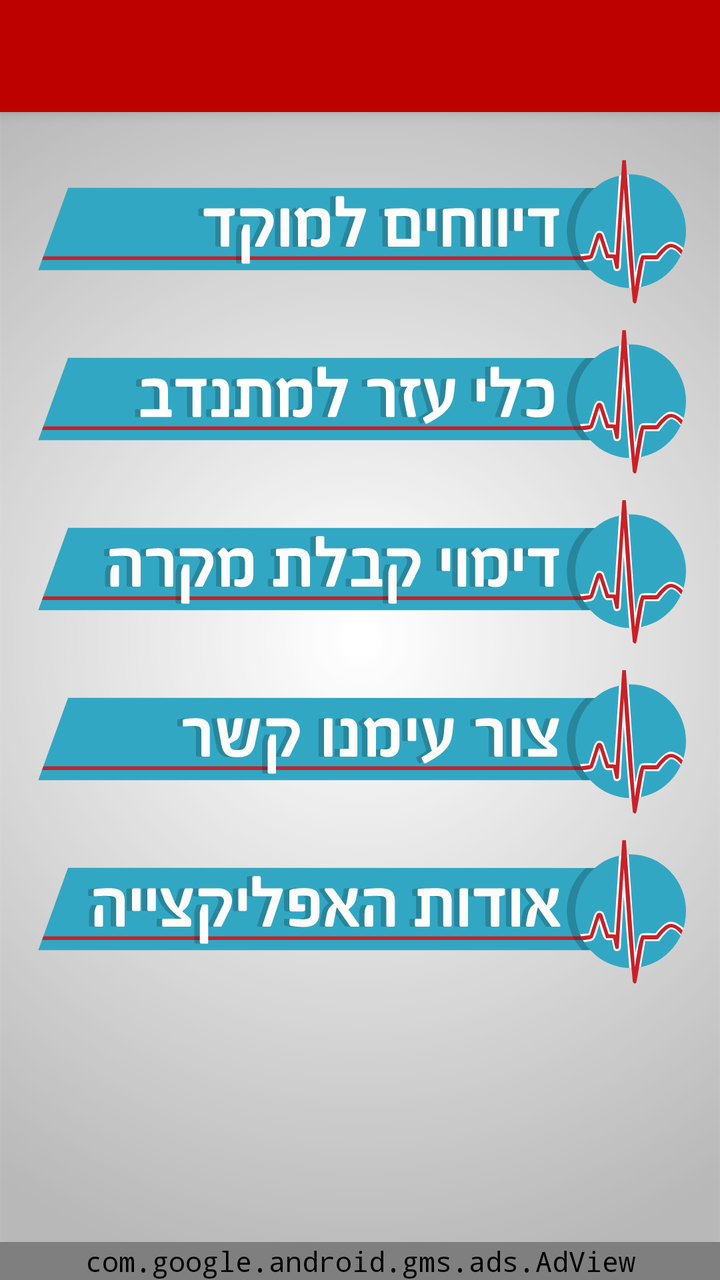
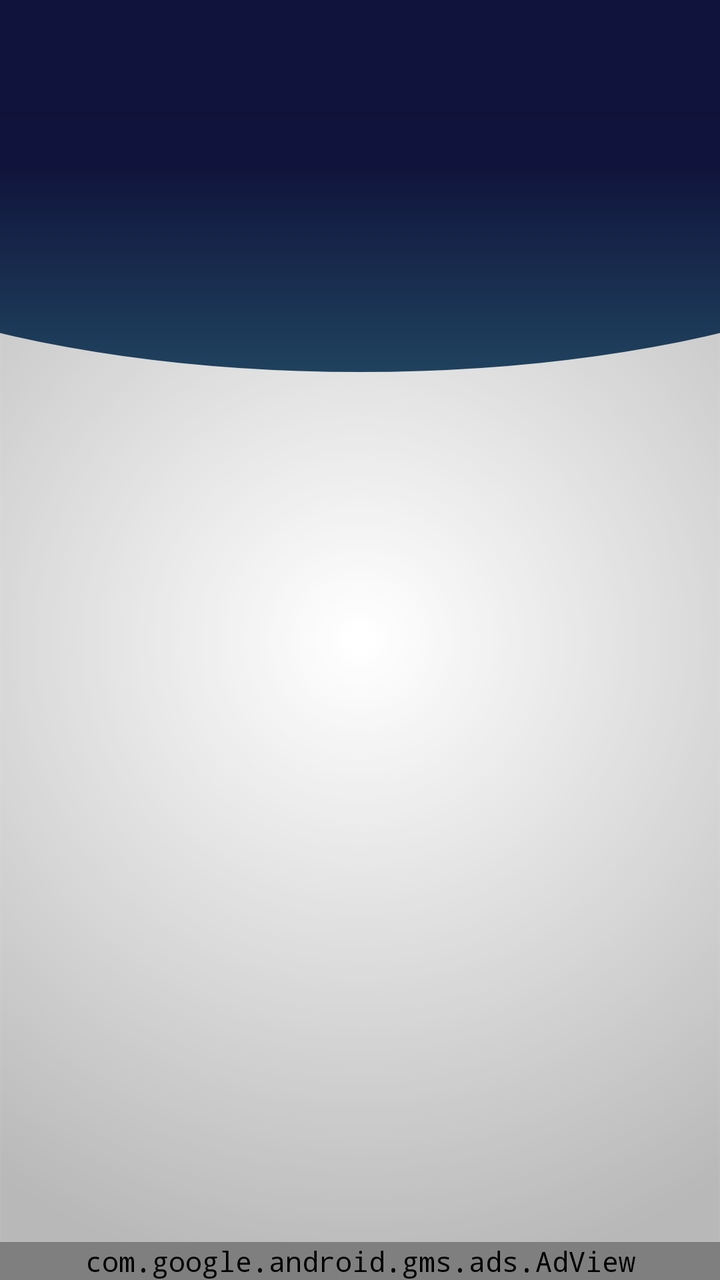

The first picture is an Android layout as it rendered before a commit; the second is the same layout after the commit. The layout source and the unified diff follow.
<!-- AndroidManifest.xml: application theme AppTheme -->
<!-- res/layout/activity_home_page.xml -->
<android.support.design.widget.CoordinatorLayout
    android:layout_height="match_parent"
    xmlns:android="http://schemas.android.com/apk/res/android"
    xmlns:app="http://schemas.android.com/apk/res-auto"
    android:layout_width="match_parent">
    <android.support.design.widget.AppBarLayout
        android:layout_width="match_parent"
        android:layout_height="wrap_content"
        android:theme="@style/AppTheme.AppBarOverlay">
        <android.support.v7.widget.Toolbar
            android:id="@+id/toolbar"
            android:layout_width="match_parent"
            android:layout_height="?attr/actionBarSize"
            android:background="?attr/colorPrimary"
            app:layout_scrollFlags="scroll|exitUntilCollapsed"
            app:popupTheme="@style/AppTheme.PopupOverlay" />
    </android.support.design.widget.AppBarLayout>
<RelativeLayout xmlns:android="http://schemas.android.com/apk/res/android"
    xmlns:ads="http://schemas.android.com/apk/res-auto"
    app:layout_behavior="@string/appbar_scrolling_view_behavior"
    xmlns:tools="http://schemas.android.com/tools" android:layout_width="match_parent"
    android:layout_height="match_parent"
    android:id="@+id/homeRL"
    tools:context="atlow.chemi.mymada.HomePage">
    <RelativeLayout
        android:layout_width="match_parent"
        android:layout_height="wrap_content"
        android:paddingLeft="@dimen/activity_horizontal_margin"
        android:paddingRight="@dimen/activity_horizontal_margin"
        android:paddingTop="@dimen/activity_vertical_margin"
        android:paddingBottom="@dimen/activity_vertical_margin">
    <Button
        android:layout_width="wrap_content"
        android:layout_height="85dp"
        android:id="@+id/b1"
        android:onClick="mok"
        android:layout_centerHorizontal="true"
        android:gravity="center"
        android:background="@drawable/moked"/>

    <Button
        android:layout_width="wrap_content"
        android:layout_height="85dp"
        android:id="@+id/b100"
        android:layout_below="@+id/b1"
        android:background="@drawable/ic_tools"
        android:onClick="tol"
        android:gravity="center"
        android:layout_centerHorizontal="true"/>
    <Button
        android:layout_width="wrap_content"
        android:layout_height="85dp"
        android:id="@+id/b3"
        android:layout_below="@+id/b100"
        android:background="@drawable/fake"
        android:onClick="tes"
        android:gravity="center"
        android:layout_centerHorizontal="true"/>
    <Button
        android:layout_width="wrap_content"
        android:layout_height="85dp"
        android:id="@+id/b4"
        android:layout_below="@+id/b3"
        android:background="@drawable/contact"
        android:onClick="con"
        android:gravity="center"
        android:layout_centerHorizontal="true"/>
    <Button
        android:layout_width="wrap_content"
        android:layout_height="85dp"
        android:id="@+id/b5"
        android:layout_below="@+id/b4"
        android:background="@drawable/info"
        android:onClick="inf"
        android:gravity="center"
        android:layout_centerHorizontal="true"/>
    </RelativeLayout>
    <com.google.android.gms.ads.AdView
        android:id="@+id/adView"
        android:layout_width="match_parent"
        android:layout_height="wrap_content"
        android:layout_centerHorizontal="true"
        android:layout_alignParentBottom="true"
        ads:adSize="BANNER"
        ads:adUnitId="@string/banner_ad_unit_id">
    </com.google.android.gms.ads.AdView>

</RelativeLayout>
</android.support.design.widget.CoordinatorLayout>
<!-- resources referenced by this layout -->
<resources>
  <dimen name="activity_horizontal_margin">16dp</dimen>
  <dimen name="activity_vertical_margin">16dp</dimen>
  <!-- drawable contact: vector/xml drawable (drawable, 14029 chars, omitted) -->
  <!-- drawable fake: vector/xml drawable (drawable, 15733 chars, omitted) -->
  <!-- drawable ic_tools: vector/xml drawable (drawable, 14880 chars, omitted) -->
  <!-- drawable info: vector/xml drawable (drawable, 17511 chars, omitted) -->
  <!-- drawable moked: vector/xml drawable (drawable, 11809 chars, omitted) -->
  <string name="banner_ad_unit_id" translatable="false">ca-app-pub-7600269766434003/5732229370</string>
  <style name="AppTheme.AppBarOverlay" parent="ThemeOverlay.AppCompat.Dark.ActionBar" />
  <style name="AppTheme.PopupOverlay" parent="ThemeOverlay.AppCompat.Light" />
  <style name="AppTheme" parent="Theme.AppCompat.Light">
          
          <item name="android:textColor">@color/Black</item>
          <item name="colorPrimary">@color/ColorPrimary</item>
          <item name="colorPrimaryDark">@color/ColorPrimaryDark</item>
          <item name="android:textColorHintInverse">@color/ColorBlue</item>
          <item name="actionBarTheme">@style/ThemeOverlay.AppCompat.Dark.ActionBar</item>
          <item name="buttonStyle">@style/FButton</item>
          <item name="android:buttonStyle">@style/FButton</item>
          <item name="colorAccent">@color/materialGrey300</item>
          
          <item name="android:actionMenuTextColor">@color/Black</item>
          <item name="android:itemBackground">@color/materialGrey300</item>
          <item name="android:textColorSecondary">@color/ColorRedDark</item>
          <item name="android:windowBackground">@drawable/ic_bgg</item>
          <item name="android:typeface">monospace</item>
  
          <item name="android:textColorHint">@color/ColorAqua</item>
          <item name="colorControlNormal">@color/ColorBlue</item>
          <item name="colorControlActivated">@color/ColorAqua</item>
          <item name="colorControlHighlight">@color/ColorAqua</item>
      </style>
  <color name="Black">#000000</color>
  <color name="ColorPrimary">#bd0000</color>
  <color name="ColorPrimaryDark">#860000</color>
  <color name="ColorBlue">#98194853</color>
  <style name="FButton" parent="Theme.AppCompat.Light">
          <item name="colorControlHighlight">@color/ColorBlue</item>
          <item name="android:textColor">@color/ColorAqua</item>
          <item name="android:textSize">20sp</item>
      </style>
  <color name="materialGrey300">#ffe0e0e0</color>
  <color name="ColorRedDark">#6b0000</color>
  <!-- drawable ic_bgg: png bitmap (drawable, 33899 bytes) -->
  <color name="ColorAqua">#32a7c3</color>
</resources>

<!-- the commit's change to res/layout/activity_home_page.xml (unified diff, before → after) -->
@@ -11,7 +11,7 @@
             android:id="@+id/toolbar"
             android:layout_width="match_parent"
             android:layout_height="?attr/actionBarSize"
-            android:background="?attr/colorPrimary"
+            android:background="@color/ColorPrimary"
             app:layout_scrollFlags="scroll|exitUntilCollapsed"
             app:popupTheme="@style/AppTheme.PopupOverlay" />
     </android.support.design.widget.AppBarLayout>
@@ -22,9 +22,25 @@
     android:layout_height="match_parent"
     android:id="@+id/homeRL"
     tools:context="atlow.chemi.mymada.HomePage">
+    <ImageView
+        android:layout_width="match_parent"
+        android:layout_height="130dp"
+        android:background="@drawable/curve_toolbar_bg"
+        android:clickable="false"/>
+
+    <android.support.v7.widget.RecyclerView
+        android:layout_width="match_parent"
+        android:layout_height="match_parent"
+        android:id="@+id/rv"
+        android:layout_marginTop="22dp"
+        android:layout_marginRight="11dp"
+        android:layout_marginLeft="11dp"
+        android:layout_marginBottom="55dp"
+        app:layout_behavior="@string/appbar_scrolling_view_behavior"/>
     <RelativeLayout
         android:layout_width="match_parent"
         android:layout_height="wrap_content"
+        android:visibility="gone"
         android:paddingLeft="@dimen/activity_horizontal_margin"
         android:paddingRight="@dimen/activity_horizontal_margin"
         android:paddingTop="@dimen/activity_vertical_margin"
@@ -37,7 +53,6 @@
         android:layout_centerHorizontal="true"
         android:gravity="center"
         android:background="@drawable/moked"/>
-
     <Button
         android:layout_width="wrap_content"
         android:layout_height="85dp"
<!-- resource entries referenced after the edit -->
@@ -3,6 +3,26 @@
   <dimen name="activity_horizontal_margin">16dp</dimen>
   <dimen name="activity_vertical_margin">16dp</dimen>
   <!-- drawable contact: vector/xml drawable (drawable, 14029 chars, omitted) -->
+  <!-- drawable curve_toolbar_bg (drawable) -->
+  <?xml version="1.0" encoding="utf-8"?>
+  <layer-list xmlns:android="http://schemas.android.com/apk/res/android">
+      <item>
+          <shape android:shape="rectangle" />
+      </item>
+      <item
+          android:bottom="0dp"
+          android:left="-130dp"
+          android:right="-130dp"
+          android:top="-80dp">
+          <shape android:shape="oval">
+              <gradient android:angle="90"
+                  android:endColor="@color/ColorPrimary"
+                  android:centerColor="@color/ColorPrimary"
+                  android:startColor="#1f425f"
+                  android:type="linear" />
+          </shape>
+      </item>
+  </layer-list>
   <!-- drawable fake: vector/xml drawable (drawable, 15733 chars, omitted) -->
   <!-- drawable ic_tools: vector/xml drawable (drawable, 14880 chars, omitted) -->
   <!-- drawable info: vector/xml drawable (drawable, 17511 chars, omitted) -->
@@ -33,8 +53,8 @@
           <item name="colorControlHighlight">@color/ColorAqua</item>
       </style>
   <color name="Black">#000000</color>
-  <color name="ColorPrimary">#bd0000</color>
-  <color name="ColorPrimaryDark">#860000</color>
+  <color name="ColorPrimary">#10133b</color>
+  <color name="ColorPrimaryDark">#1a1d4b</color>
   <color name="ColorBlue">#98194853</color>
   <style name="FButton" parent="Theme.AppCompat.Light">
           <item name="colorControlHighlight">@color/ColorBlue</item>
